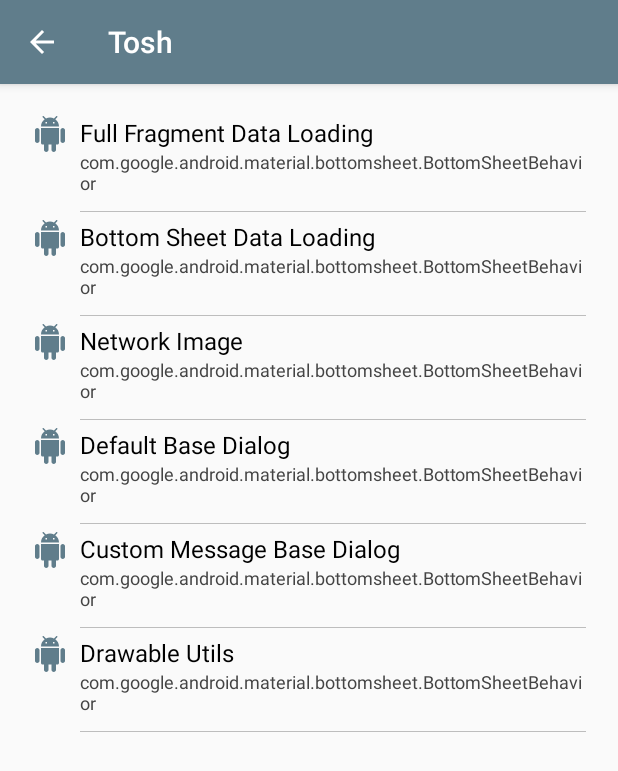
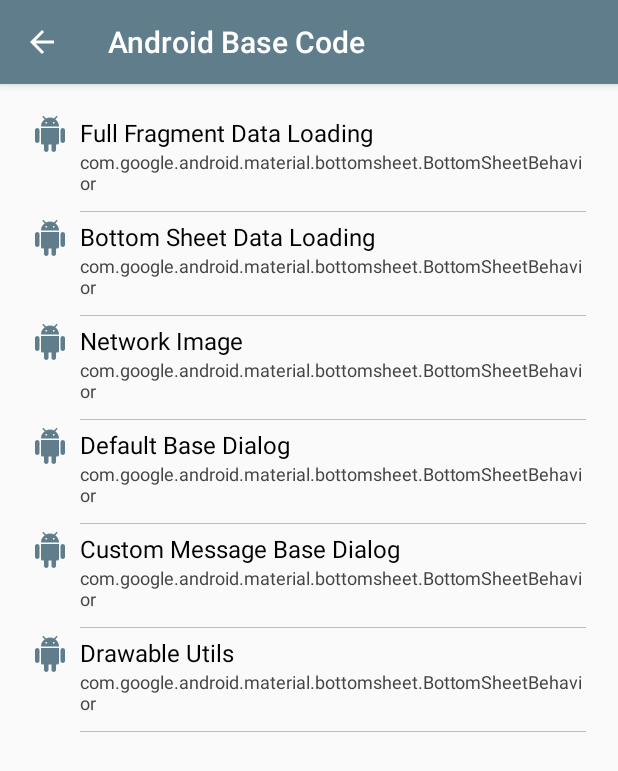
Before and after one commit to anthonyngure/AndroidBaseCode, an Android app: the screen it shows after launch (MainActivity), on a phone screen of 412 x 824 dp. Shown: the top 771 px of the screen. Run offline under Robolectric (Android 15) with nearby library versions, the phone set to English and light mode, and no system bars; our stand-ins replace ButterKnife; libraries missing offline, so code that uses them is left out: com.jaeger.library; 1 statement that could not run was skipped.

Commit message:
Initial commit
Signed-off-by: Anthony Ngure <anthonyngure25@gmail.com>

```diff
--- a/app/src/main/res/values/strings.xml
+++ b/app/src/main/res/values/strings.xml
@@ -7,7 +7,7 @@
   -->
 
 <resources>
-    <string name="app_name">Tosh</string>
+    <string name="app_name">Android Base Code</string>
 
     <string name="navigation_drawer_open">Open navigation drawer</string>
     <string name="navigation_drawer_close">Close navigation drawer</string>
```
Also changed, not shown: 1 other file.
